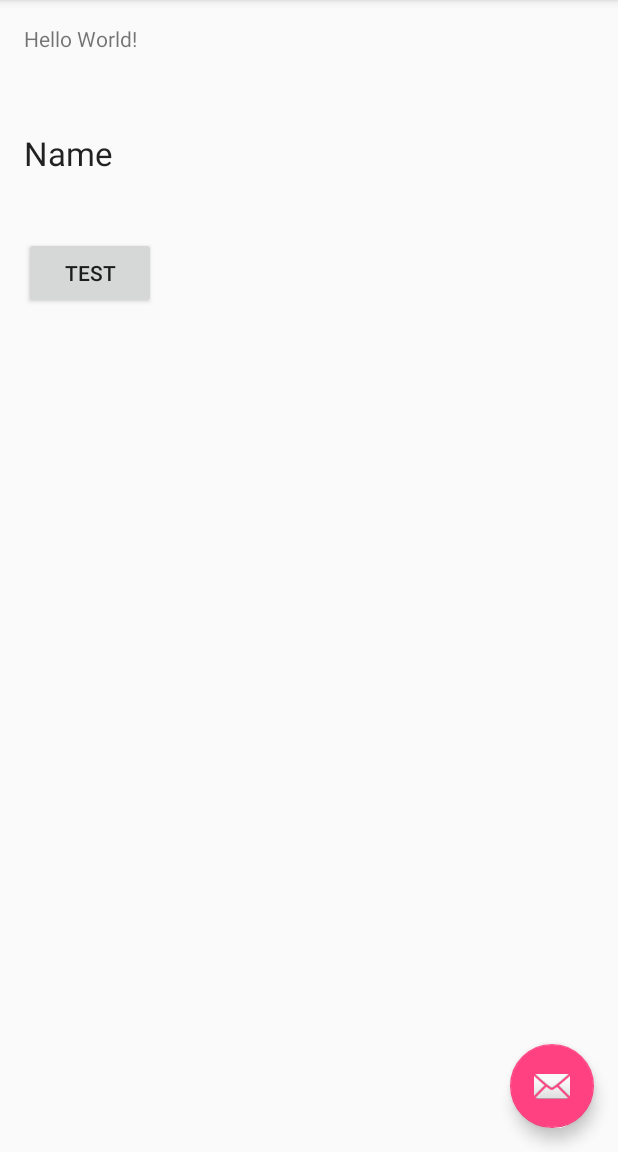
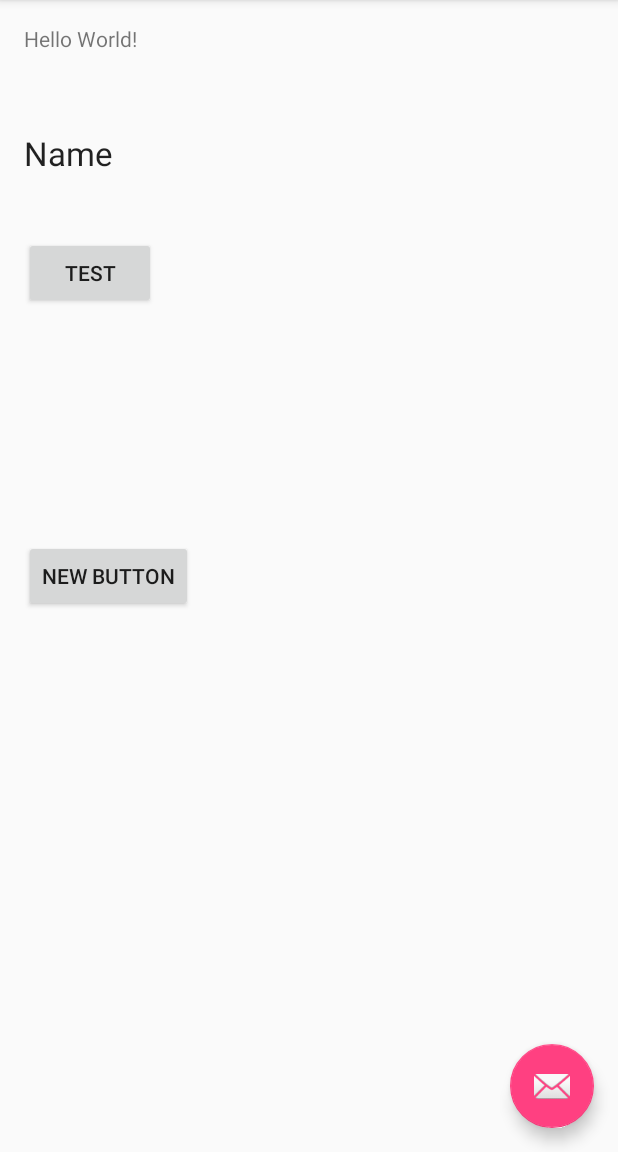
Before and after one commit to fernandorosero/KidLocaliza, an Android app: the screen it shows after launch (MainActivity), after a tap on "TEST", on a phone screen of 412 x 824 dp, the part 84-1236 px from its top. Run offline under Robolectric (Android 15) with nearby library versions, the phone set to English and light mode, and no system bars.

Commit message:
Commit Lenovo

```diff
--- a/app/src/main/java/com/thelastmonkey/kidlocaliza/MainActivity.java
+++ b/app/src/main/java/com/thelastmonkey/kidlocaliza/MainActivity.java
@@ -37,6 +37,7 @@ public class MainActivity extends AppCompatActivity
         final KidDTO kidDTO = new KidDTO();
         kidDTO.setNombre("Marcos");
         kidDTO.setEdad(5);
+        kidDTO.setMajor(1);
 
 
         btnPrueba.setOnClickListener(new View.OnClickListener() {
--- a/app/src/main/java/com/thelastmonkey/kidlocaliza/util/KidLocalizaUtil.java
+++ b/app/src/main/java/com/thelastmonkey/kidlocaliza/util/KidLocalizaUtil.java
@@ -12,6 +12,7 @@ public class KidLocalizaUtil {
     public void muestroKidDTO(KidDTO kidDTO){
         System.out.println("Nombre:" + kidDTO.getNombre());
         System.out.println("Edad:" + kidDTO.getEdad());
+        System.out.println("Major:" + kidDTO.getMajor());
         System.out.println("Es el UUID: " +kidDTO.getBeconUUID());
     }
 }
--- a/app/src/main/res/layout/content_main.xml
+++ b/app/src/main/res/layout/content_main.xml
@@ -39,4 +39,13 @@
         android:layout_alignParentLeft="true"
         android:layout_alignParentStart="true"
         android:layout_marginTop="41dp" />
+
+    <Button
+        android:layout_width="wrap_content"
+        android:layout_height="wrap_content"
+        android:text="New Button"
+        android:id="@+id/button"
+        android:layout_centerVertical="true"
+        android:layout_alignParentLeft="true"
+        android:layout_alignParentStart="true" />
 </RelativeLayout>
```
